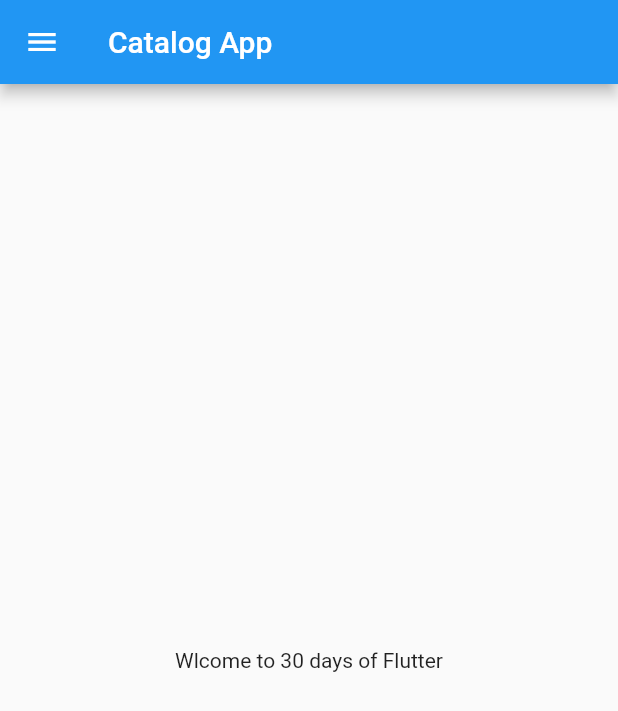
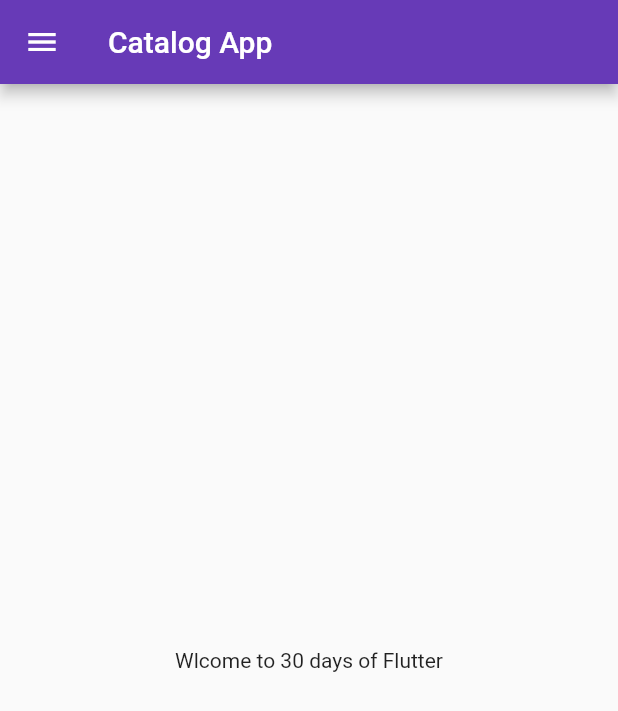
Before and after one commit to LAKSHITSINGH0228/Flutter, a Flutter app: the screen it shows after launch, on a phone screen of 412 x 824 dp. Shown: the top 711 px of the screen. Run offline on Flutter 3.47's test engine with Material 2 defaults, Android fonts, the phone set to English and light mode, and no system bars.

Commit message:
Day 3 completed

```diff
--- a/lib/main.dart
+++ b/lib/main.dart
@@ -1,5 +1,6 @@
 import 'package:flutter/material.dart';
-import 'package:flutter_catalog/home_page.dart';
+import 'package:flutter_catalog/pages/home_page.dart';
+import 'package:flutter_catalog/pages/login_page.dart';
 
 void main() {
   runApp(MyApp());
@@ -12,7 +13,21 @@ class MyApp extends StatelessWidget {
 
     //Num will take int as well as double type datatypes
     return MaterialApp(
-      home: HomePage(),
+
+      themeMode: ThemeMode.light,
+      theme: ThemeData(
+        primarySwatch: Colors.deepPurple
+      ),
+      darkTheme: ThemeData(
+        brightness: Brightness.dark
+      ),
+      initialRoute: "/home",
+      routes: {
+        "/" : (context)=>LoginPage(),
+        "/home" : (context)=>HomePage(),
+        "/login" : (context)=>LoginPage()
+
+      },
     );
   }
 }
```
Also changed, not shown: lib/pages/login_page.dart (added, +19 -0 lines), lib/pages/home_page.dart (renamed from lib/home_page.dart), 1 other file.
